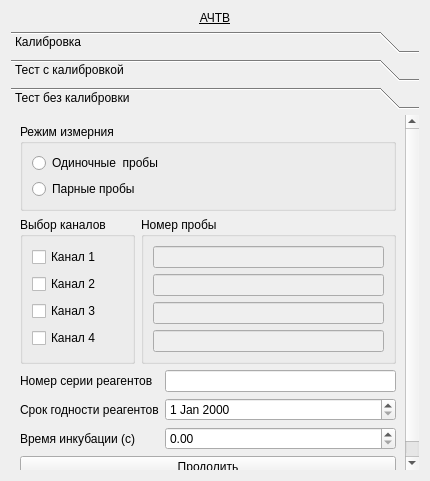
Above: choisedialog/ko2.ui from krang4d/Agrekola before the change. Below: the same form after it.
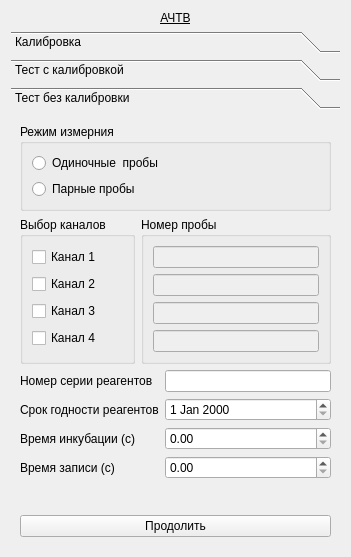
That is the form after the change. The open tabs and pages were chosen to show the change.

```diff
--- a/choisedialog/ko2.ui
+++ b/choisedialog/ko2.ui
@@ -6,8 +6,8 @@
    <rect>
     <x>0</x>
     <y>0</y>
-    <width>430</width>
-    <height>481</height>
+    <width>351</width>
+    <height>557</height>
    </rect>
   </property>
   <property name="windowTitle">
@@ -347,8 +347,8 @@
        <rect>
         <x>0</x>
         <y>0</y>
-        <width>412</width>
-        <height>363</height>
+        <width>333</width>
+        <height>439</height>
        </rect>
       </property>
       <attribute name="label">
@@ -501,7 +501,17 @@
           </widget>
          </item>
          <item row="2" column="1">
-          <widget class="QDoubleSpinBox" name="doubleSpinBox_test2TimeIncube"/>
+          <widget class="QDoubleSpinBox" name="doubleSpinBox_test2IncubeTime"/>
+         </item>
+         <item row="3" column="0">
+          <widget class="QLabel" name="label_test2_3">
+           <property name="text">
+            <string>Время записи (с)</string>
+           </property>
+          </widget>
+         </item>
+         <item row="3" column="1">
+          <widget class="QDoubleSpinBox" name="doubleSpinBox_test2WriteTime"/>
          </item>
         </layout>
        </item>
```
Left out of the diff: 26 changed lines with no effect on the pictures.
